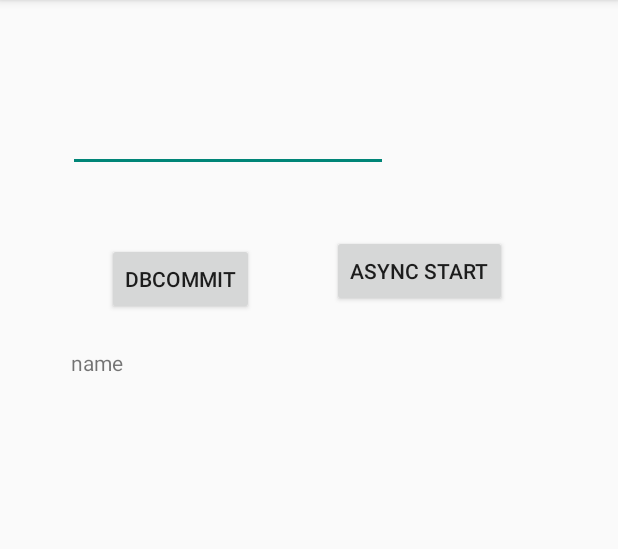
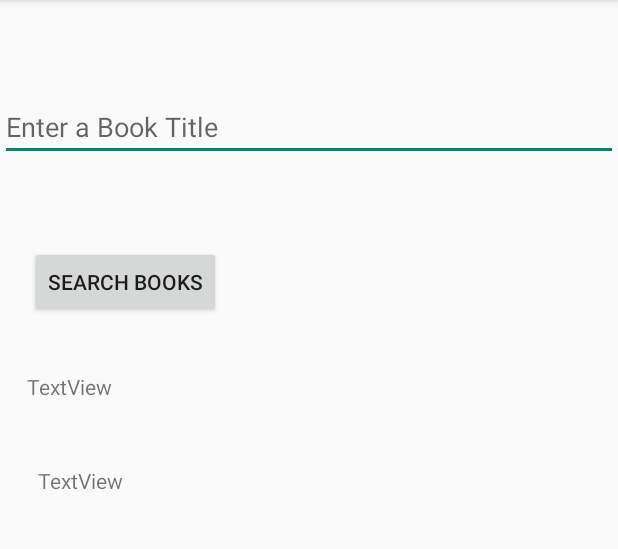
Before and after one commit to abdultanveer/Roomdb, an Android app: the screen it shows after launch (RoomActivity before the commit, BooksActivity after it), on a phone screen of 412 x 824 dp, the part 84-633 px from its top. Run offline under Robolectric (Android 15) with nearby library versions, the phone set to English and light mode, and no system bars.

Commit message:
connect to internet part1

```diff
--- a/app/src/main/AndroidManifest.xml
+++ b/app/src/main/AndroidManifest.xml
@@ -9,16 +9,17 @@
         android:roundIcon="@mipmap/ic_launcher_round"
         android:supportsRtl="true"
         android:theme="@style/Theme.Roomdb">
-        <activity android:name=".RoomActivity">
+        <activity android:name=".BooksActivity">
             <intent-filter>
                 <action android:name="android.intent.action.MAIN" />
 
                 <category android:name="android.intent.category.LAUNCHER" />
             </intent-filter>
         </activity>
-        <activity android:name=".MainActivity">
+        <activity android:name=".RoomActivity">
 
         </activity>
+        <activity android:name=".MainActivity"></activity>
     </application>
 
 </manifest>
--- /dev/null
+++ b/app/src/main/java/com/next/roomdb/BooksActivity.java
@@ -0,0 +1,25 @@
+package com.next.roomdb;
+
+import androidx.appcompat.app.AppCompatActivity;
+
+import android.os.Bundle;
+import android.view.View;
+import android.widget.EditText;
+import android.widget.TextView;
+
+public class BooksActivity extends AppCompatActivity {
+    @Override
+    protected void onCreate(Bundle savedInstanceState) {
+        super.onCreate(savedInstanceState);
+        setContentView(R.layout.activity_books);
+    }
+
+    public void searchBooks(View view) {
+        EditText mBookInput = findViewById(R.id.bookInput);
+        TextView mTitleText,mAuthorText;
+        mTitleText = findViewById(R.id.titleText);
+        mAuthorText = findViewById(R.id.authorText);
+        String queryString = mBookInput.getText().toString();
+        new FetchBook(mTitleText, mAuthorText).execute(queryString);
+    }
+}
--- /dev/null
+++ b/app/src/main/res/layout/activity_books.xml
@@ -0,0 +1,51 @@
+<?xml version="1.0" encoding="utf-8"?>
+<androidx.constraintlayout.widget.ConstraintLayout xmlns:android="http://schemas.android.com/apk/res/android"
+    xmlns:app="http://schemas.android.com/apk/res-auto"
+    xmlns:tools="http://schemas.android.com/tools"
+    android:layout_width="match_parent"
+    android:layout_height="match_parent"
+    tools:context=".BooksActivity">
+
+    <EditText
+        android:id="@+id/bookInput"
+        android:layout_width="0dp"
+        android:layout_height="wrap_content"
+        android:layout_marginTop="62dp"
+        android:ems="10"
+        android:hint="@string/input_hint"
+        android:inputType="textPersonName"
+        app:layout_constraintEnd_toEndOf="parent"
+        app:layout_constraintStart_toStartOf="parent"
+        app:layout_constraintTop_toTopOf="parent" />
+
+    <Button
+        android:id="@+id/searchButton"
+        android:layout_width="wrap_content"
+        android:layout_height="wrap_content"
+        android:layout_marginStart="20dp"
+        android:layout_marginBottom="36dp"
+        android:onClick="searchBooks"
+        android:text="search books"
+        app:layout_constraintBottom_toTopOf="@+id/titleText"
+        app:layout_constraintStart_toStartOf="parent" />
+
+    <TextView
+        android:id="@+id/titleText"
+        android:layout_width="wrap_content"
+        android:layout_height="wrap_content"
+        android:layout_marginStart="18dp"
+        android:layout_marginTop="248dp"
+        android:text="TextView"
+        app:layout_constraintStart_toStartOf="parent"
+        app:layout_constraintTop_toTopOf="parent" />
+
+    <TextView
+        android:id="@+id/authorText"
+        android:layout_width="wrap_content"
+        android:layout_height="wrap_content"
+        android:layout_marginStart="25dp"
+        android:layout_marginTop="43dp"
+        android:text="TextView"
+        app:layout_constraintStart_toStartOf="parent"
+        app:layout_constraintTop_toBottomOf="@+id/titleText" />
+</androidx.constraintlayout.widget.ConstraintLayout>
--- a/app/src/main/res/values/strings.xml
+++ b/app/src/main/res/values/strings.xml
@@ -1,3 +1,8 @@
 <resources>
     <string name="app_name">Roomdb</string>
+    <string name="instructions">Enter a book name, or part of a
+book name, or just some text from a book to find
+the full book title and who wrote the book!</string>
+    <string name="button_text">Search Books</string>
+    <string name="input_hint">Enter a Book Title</string>
 </resources>
```
Also changed, not shown: app/src/main/java/com/next/roomdb/FetchBook.java (added, +23 -0 lines), app/src/main/java/com/next/roomdb/NetworkUtils.java (added, +77 -0 lines), app/src/main/java/com/next/roomdb/background/DownloadAsyncTask.java (+5 -4 lines).
